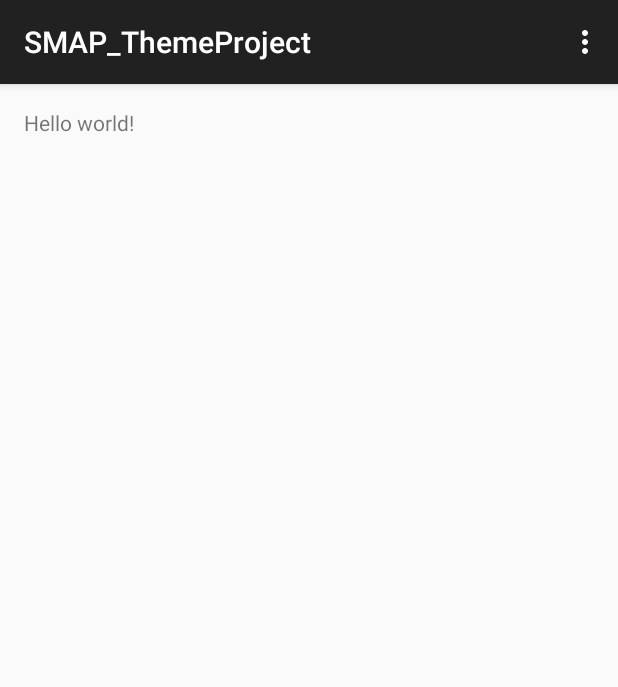
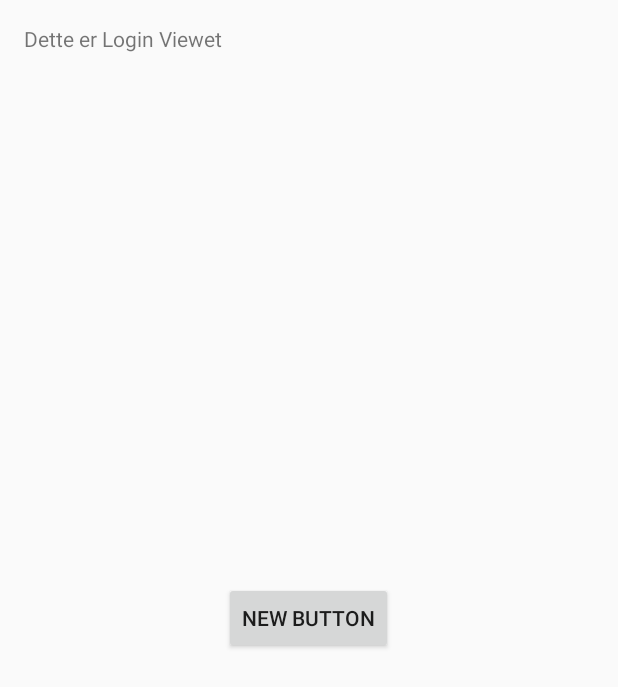
Before and after one commit to Djaa9/SMAP_ThemeProject, an Android app: the screen it shows after launch (MainActivity before the commit, LoginActivity after it), on a phone screen of 412 x 824 dp. Shown: the top 687 px of the screen. Run offline under Robolectric (Android 15) with nearby library versions, the phone set to English and light mode, and no system bars.

Commit message:
Removed Main Activity and view. Added all of the Activities and views for the first itteration. Added simple navigation between

```diff
--- /dev/null
+++ b/app/src/main/java/djaa9/dk/thepage/smap_themeproject/LoginActivity.java
@@ -0,0 +1,22 @@
+package djaa9.dk.thepage.smap_themeproject;
+
+import android.app.Activity;
+import android.content.Intent;
+import android.os.Bundle;
+import android.view.View;
+
+
+public class LoginActivity extends Activity {
+
+    @Override
+    protected void onCreate(Bundle savedInstanceState) {
+        super.onCreate(savedInstanceState);
+        setContentView(R.layout.activity_login);
+    }
+
+    public void NavigateToNext(View view) {
+        Intent intent = new Intent(this, IntroActivity.class);
+
+        startActivity(intent);
+    }
+}
--- a/app/src/main/java/djaa9/dk/thepage/smap_themeproject/MainActivity.java
+++ /dev/null
@@ -1,38 +0,0 @@
-package djaa9.dk.thepage.smap_themeproject;
-
-import android.support.v7.app.ActionBarActivity;
-import android.os.Bundle;
-import android.view.Menu;
-import android.view.MenuItem;
-
-
-public class MainActivity extends ActionBarActivity {
-
-    @Override
-    protected void onCreate(Bundle savedInstanceState) {
-        super.onCreate(savedInstanceState);
-        setContentView(R.layout.activity_main);
-    }
-
-    @Override
-    public boolean onCreateOptionsMenu(Menu menu) {
-        // Inflate the menu; this adds items to the action bar if it is present.
-        getMenuInflater().inflate(R.menu.menu_main, menu);
-        return true;
-    }
-
-    @Override
-    public boolean onOptionsItemSelected(MenuItem item) {
-        // Handle action bar item clicks here. The action bar will
-        // automatically handle clicks on the Home/Up button, so long
-        // as you specify a parent activity in AndroidManifest.xml.
-        int id = item.getItemId();
-
-        //noinspection SimplifiableIfStatement
-        if (id == R.id.action_settings) {
-            return true;
-        }
-
-        return super.onOptionsItemSelected(item);
-    }
-}
--- /dev/null
+++ b/app/src/main/res/layout/activity_login.xml
@@ -0,0 +1,22 @@
+<RelativeLayout xmlns:android="http://schemas.android.com/apk/res/android"
+    xmlns:tools="http://schemas.android.com/tools" android:layout_width="match_parent"
+    android:layout_height="match_parent" android:paddingLeft="@dimen/activity_horizontal_margin"
+    android:paddingRight="@dimen/activity_horizontal_margin"
+    android:paddingTop="@dimen/activity_vertical_margin"
+    android:paddingBottom="@dimen/activity_vertical_margin"
+    tools:context="djaa9.dk.thepage.smap_themeproject.LoginActivity">
+
+    <TextView android:text="@string/LoginActivity_hello" android:layout_width="wrap_content"
+        android:layout_height="wrap_content" />
+
+    <Button
+        android:layout_width="wrap_content"
+        android:layout_height="wrap_content"
+        android:text="New Button"
+        android:id="@+id/button"
+        android:layout_centerVertical="true"
+        android:layout_centerHorizontal="true"
+        android:onClick="NavigateToNext"/>
+
+
+</RelativeLayout>
--- a/app/src/main/res/layout/activity_main.xml
+++ b/app/src/main/res/layout/activity_walk_done.xml
@@ -3,9 +3,10 @@
     android:layout_height="match_parent" android:paddingLeft="@dimen/activity_horizontal_margin"
     android:paddingRight="@dimen/activity_horizontal_margin"
     android:paddingTop="@dimen/activity_vertical_margin"
-    android:paddingBottom="@dimen/activity_vertical_margin" tools:context=".MainActivity">
+    android:paddingBottom="@dimen/activity_vertical_margin"
+    tools:context="djaa9.dk.thepage.smap_themeproject.WalkDoneActivity">
 
-    <TextView android:text="@string/hello_world" android:layout_width="wrap_content"
+    <TextView android:text="@string/walkDone_hello" android:layout_width="wrap_content"
         android:layout_height="wrap_content" />
 
 </RelativeLayout>
```
Also changed, not shown: app/src/main/AndroidManifest.xml (+14 -3 lines), app/src/main/java/djaa9/dk/thepage/smap_themeproject/IntroActivity.java (added, +22 -0 lines), app/src/main/java/djaa9/dk/thepage/smap_themeproject/WalkDoneActivity.java (added, +14 -0 lines), app/src/main/java/djaa9/dk/thepage/smap_themeproject/WalkingActivity.java (added, +22 -0 lines), app/src/main/res/layout/activity_intro.xml (added, +20 -0 lines), app/src/main/res/layout/activity_walking.xml (added, +20 -0 lines), app/src/main/res/menu/menu_intro.xml (added, +7 -0 lines), app/src/main/res/menu/menu_login.xml (added, +7 -0 lines), app/src/main/res/menu/menu_walk_done.xml (added, +7 -0 lines), app/src/main/res/menu/menu_walking.xml (added, +7 -0 lines), app/src/main/res/values/strings.xml (+8 -0 lines).
